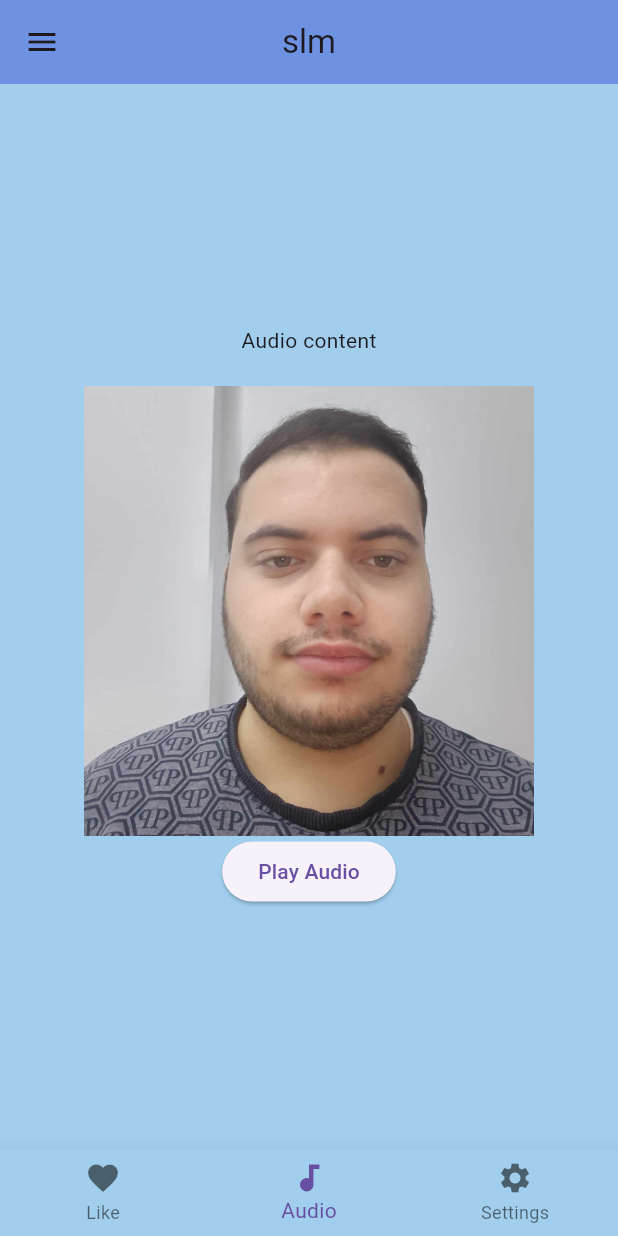
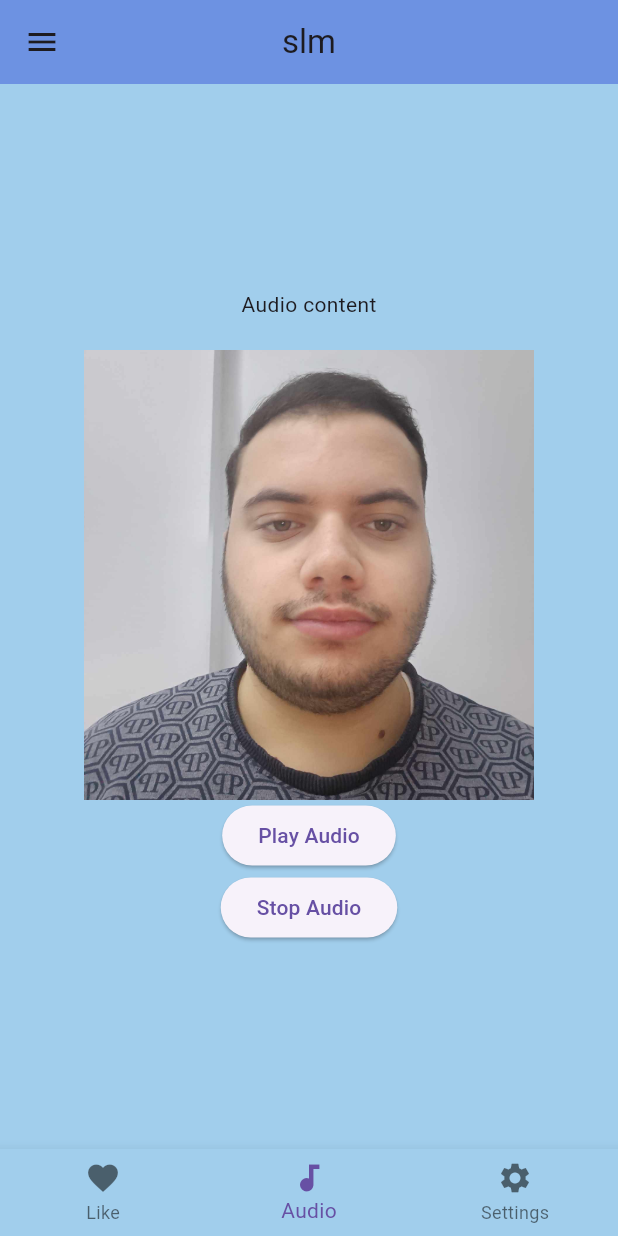
Before and after one commit to imadselka/flutterApp, a Flutter app: the screen it shows after launch, item 2 of the bottom bar chosen, after a tap on "Play Audio", on a phone screen of 412 x 824 dp. Run offline on Flutter 3.47's test engine with Material 3 defaults, Android fonts, the phone set to English and light mode, and no system bars; our stand-ins replace audioplayers.

Commit message:
refactor code

```diff
--- a/lib/main.dart
+++ b/lib/main.dart
@@ -39,7 +39,12 @@ class _FirstpageState extends State<Firstpage> {
   int currentIndex = 0;
 
   final PageController _pageController = PageController();
+  final player = AudioPlayer();
   AudioPlayer audioPlayer = AudioPlayer();
+
+  Future<void> playAudioFromUrl(String url) async {
+    await player.play(UrlSource(url));
+  }
 
   @override
   void dispose() {
@@ -178,9 +183,17 @@ class _FirstpageState extends State<Firstpage> {
             Image.asset('images/pic.jpg',
                 width: 300, height: 300, fit: BoxFit.cover),
             ElevatedButton(
-              onPressed: playAudio,
+              onPressed: () {
+                playAudioFromUrl(
+                    'https://filesamples.com/samples/audio/mp3/Symphony%20No.6%20(1st%20movement).mp3');
+              },
               child: const Text('Play Audio'),
             ),
+            ElevatedButton(
+                onPressed: () {
+                  player.stop();
+                },
+                child: const Text('Stop Audio')),
           ],
         ),
       ),
@@ -189,17 +202,6 @@ class _FirstpageState extends State<Firstpage> {
         child: const Text('Settings content'),
       ),
     ];
-  }
-
-  playAudio() async {
-    int result = await audioPlayer
-        .play('https://www.soundhelix.com/examples/mp3/SoundHelix-Song-1.mp3');
-    if (result == 1) {
-      // success
-      print('Audio played successfully');
-    } else {
-      print('Error playing audio');
-    }
   }
 }
 
```
